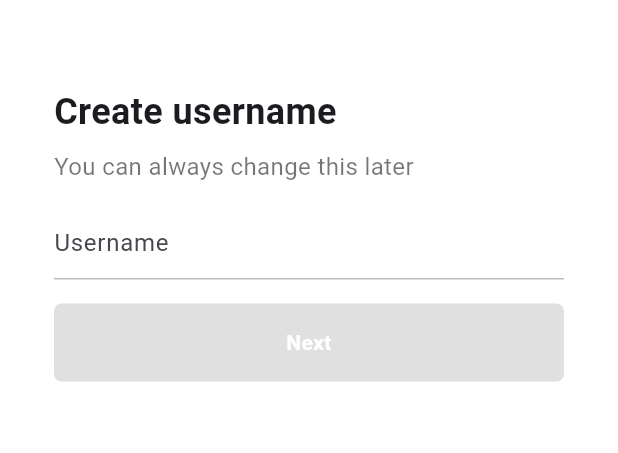
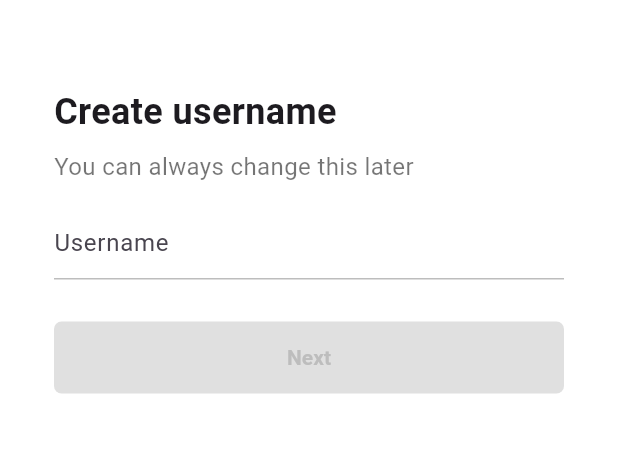
Before and after one commit to nicorobinv/tiktok_clone, a Flutter app: the UsernameScreen screen opened directly, on a phone screen of 412 x 824 dp, the part 58-511 px from its top. Run offline on Flutter 3.47's test engine with Material 2 defaults, Android fonts, the phone set to English and light mode, and no system bars; our stand-ins replace font_awesome_flutter.

Commit message:
add button router

```diff
--- a/lib/features/authentication/sign_up_screen.dart
+++ b/lib/features/authentication/sign_up_screen.dart
@@ -5,7 +5,7 @@ import 'package:tiktok_clone/constants/sizes.dart';
 import 'package:tiktok_clone/features/authentication/login_screen.dart';
 import 'package:tiktok_clone/features/authentication/wedgets/auth_button.dart';
 
-import 'package:tiktok_clone/features/authentication/wedgets/username_screen.dart';
+import 'package:tiktok_clone/features/authentication/username_screen.dart';
 
 class SignUpScreen extends StatelessWidget {
   const SignUpScreen({super.key});
--- a/lib/features/authentication/wedgets/username_screen.dart
+++ b/lib/features/authentication/username_screen.dart
@@ -1,6 +1,8 @@
 import 'package:flutter/material.dart';
 import 'package:tiktok_clone/constants/gaps.dart';
 import 'package:tiktok_clone/constants/sizes.dart';
+import 'package:tiktok_clone/features/authentication/wedgets/email_screen.dart';
+import 'package:tiktok_clone/features/authentication/wedgets/form_button.dart';
 
 class UsernameScreen extends StatefulWidget {
   const UsernameScreen({super.key});
@@ -23,6 +25,21 @@ class _UsernameScreenState extends State<UsernameScreen> {
         _username = _usernameController.text;
       });
     });
+  }
+
+  @override
+  void dispose() {
+    _usernameController.dispose();
+    super.dispose();
+  }
+
+  void _onNextTap() {
+    if (_username.isEmpty) return;
+    Navigator.of(context).push(
+      MaterialPageRoute(
+        builder: (context) => const EmailScreen(),
+      ),
+    );
   }
 
   @override
@@ -75,34 +92,11 @@ class _UsernameScreenState extends State<UsernameScreen> {
               ),
               cursorColor: Theme.of(context).primaryColor,
             ),
-            Gaps.v16,
-            FractionallySizedBox(
-              widthFactor: 1,
-              child: AnimatedContainer(
-                padding: const EdgeInsets.symmetric(
-                  vertical: Sizes.size16,
-                ),
-                decoration: BoxDecoration(
-                  borderRadius: BorderRadius.circular(
-                    Sizes.size5,
-                  ),
-                  color: _username.isEmpty
-                      ? Colors.grey.shade300
-                      : Theme.of(context).primaryColor,
-                ),
-                duration: const Duration(
-                  milliseconds: 300,
-                ),
-                child: const Text(
-                  "Next",
-                  textAlign: TextAlign.center,
-                  style: TextStyle(
-                    color: Colors.white,
-                    fontWeight: FontWeight.w600,
-                  ),
-                ),
-              ),
-            )
+            Gaps.v28,
+            GestureDetector(
+              onTap: _onNextTap,
+              child: FormButton(disabled: _username.isEmpty),
+            ),
           ],
         ),
       ),
--- /dev/null
+++ b/lib/features/authentication/wedgets/form_button.dart
@@ -0,0 +1,47 @@
+import 'package:flutter/material.dart';
+
+import '../../../constants/sizes.dart';
+
+class FormButton extends StatelessWidget {
+  const FormButton({
+    super.key,
+    required this.disabled,
+  });
+
+  final bool disabled;
+
+  @override
+  Widget build(BuildContext context) {
+    return FractionallySizedBox(
+      widthFactor: 1,
+      child: AnimatedContainer(
+        padding: const EdgeInsets.symmetric(
+          vertical: Sizes.size16,
+        ),
+        decoration: BoxDecoration(
+          borderRadius: BorderRadius.circular(
+            Sizes.size5,
+          ),
+          color:
+              disabled ? Colors.grey.shade300 : Theme.of(context).primaryColor,
+        ),
+        duration: const Duration(
+          milliseconds: 300,
+        ),
+        child: AnimatedDefaultTextStyle(
+          duration: const Duration(
+            milliseconds: 300,
+          ),
+          style: TextStyle(
+            color: disabled ? Colors.grey.shade400 : Colors.white,
+            fontWeight: FontWeight.w600,
+          ),
+          child: const Text(
+            "Next",
+            textAlign: TextAlign.center,
+          ),
+        ),
+      ),
+    );
+  }
+}
```
Also changed, not shown: lib/features/authentication/wedgets/email_screen.dart (+84 -0 lines).
